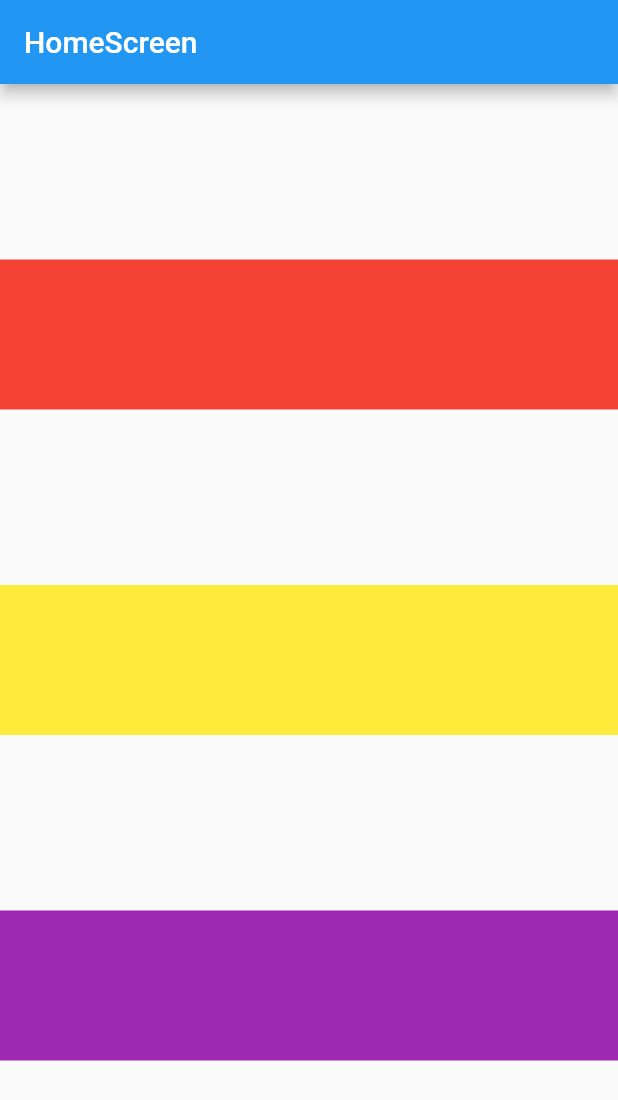
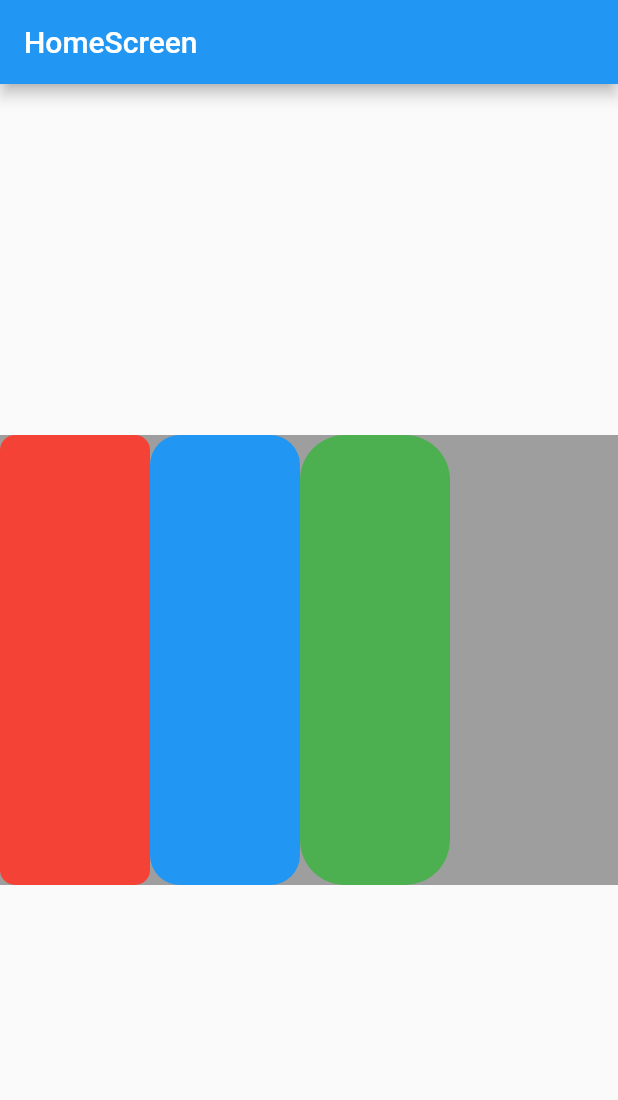
Before and after one commit to jinhan38/flutter_lecture_offline, a Flutter app: the screen it shows after launch, on a phone screen of 412 x 824 dp. Shown: the top 1100 px of the screen. Run offline on Flutter 3.47's test engine with Material 2 defaults, Android fonts, the phone set to English and light mode, and no system bars.

Commit message:
3주차 Row 위젯

```diff
--- /dev/null
+++ b/lib/ch3/widgets/row_widget.dart
@@ -0,0 +1,57 @@
+import 'package:flutter/material.dart';
+
+class RowWidget extends StatelessWidget {
+  const RowWidget({Key? key}) : super(key: key);
+
+  @override
+  Widget build(BuildContext context) {
+    return Container(
+      alignment: Alignment.center,
+      child: Container(
+        height: 300,
+        color: Colors.grey,
+        child: Row(
+          crossAxisAlignment: CrossAxisAlignment.stretch,
+          children: [
+            _container(100, 50, Colors.red, 10),
+            _container(100, 10, Colors.blue, 20),
+            _container(100, 10, Colors.green, 30),
+          ],
+        ),
+      ),
+    );
+
+    return Row(
+      mainAxisSize: MainAxisSize.max,
+      // mainAxisAlignment: MainAxisAlignment.spaceBetween,
+      crossAxisAlignment: CrossAxisAlignment.start,
+      children: [
+        Expanded(
+          flex: 10,
+          child: _container(100, 200, Colors.amberAccent, 14),
+        ),
+
+        const Spacer(flex: 1),
+
+        /// Expanded
+        /// 가능한 영역 안에서 크기 최대화
+        _container(100, 100, Colors.cyanAccent, 24),
+
+        const Spacer(flex: 1),
+
+        _container(100, 100, Colors.brown, 30),
+      ],
+    );
+  }
+
+  Widget _container(double width, double height, Color color, double radius) {
+    return Container(
+      width: width,
+      height: height,
+      decoration: BoxDecoration(
+        color: color,
+        borderRadius: BorderRadius.circular(radius),
+      ),
+    );
+  }
+}
--- a/lib/home_screen.dart
+++ b/lib/home_screen.dart
@@ -1,4 +1,5 @@
 import 'package:f_lecture/ch3/widgets/container_widget.dart';
+import 'package:f_lecture/ch3/widgets/row_widget.dart';
 import 'package:flutter/material.dart';
 
 import 'ch3/widgets/column_widget.dart';
@@ -13,7 +14,7 @@ class HomeScreen extends StatelessWidget {
       appBar: AppBar(
         title: Text("HomeScreen"),
       ),
-      body: ColumnWidget(),
+      body: RowWidget(),
     );
   }
 }
```
